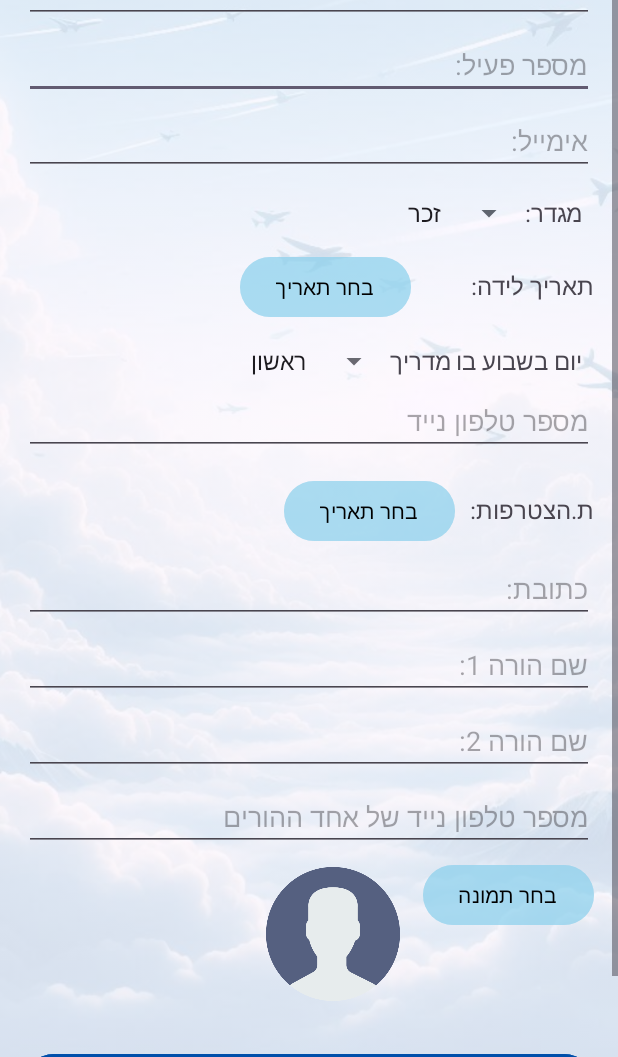
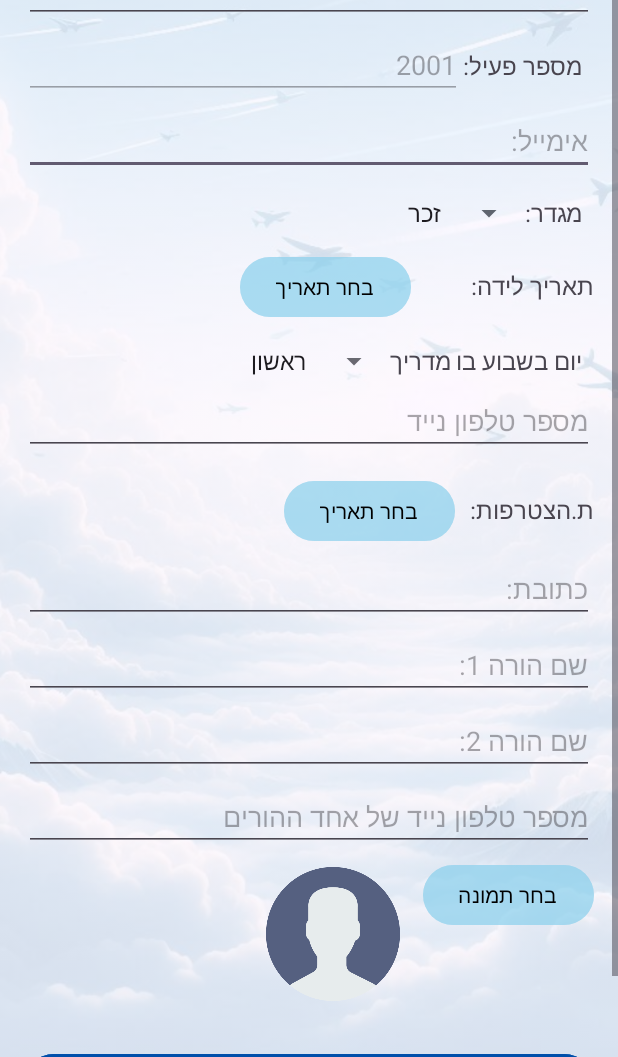
Before and after one commit to Avivit22/FinalProject, an Android app: the AddGuideActivity screen opened directly, with no data from a screen before it, on a phone screen of 412 x 824 dp, the part 179-1236 px from its top. Run offline under Robolectric (Android 15) with nearby library versions, the phone set to English and light mode, and no system bars; our stand-ins replace Firebase (no records; nobody signed in at launch, a user with empty details on screens opened directly).

Commit message:
feat: add auto-generated active number for guides (2001+) and students (1001+).

```diff
--- a/app/src/main/java/com/example/myapplicationt1/AddGuideActivity.java
+++ b/app/src/main/java/com/example/myapplicationt1/AddGuideActivity.java
@@ -113,6 +113,9 @@ public class AddGuideActivity extends AppCompatActivity {
         profileImage = findViewById(R.id.profileImage);
         uploadImageButton = findViewById(R.id.uploadImageButton);
 
+        // קרא לפונקציה לייצור מספר פעיל אוטומטי
+        generateNextActiveNumber();
+
         // לחיצה על לוגו מחזירה לעמוד הראשי
         ImageView logoImage = findViewById(R.id.logoImage);
         logoImage.setOnClickListener(v -> {
@@ -134,6 +137,8 @@ public class AddGuideActivity extends AppCompatActivity {
 
             startGuideAdditionProcess();
         });
+
+
     }
 
     /**
@@ -157,8 +162,8 @@ public class AddGuideActivity extends AppCompatActivity {
         String joinDate = joinDateButton.getText().toString();
 
         // ולידציה ראשונית
-        if (TextUtils.isEmpty(fullName) || TextUtils.isEmpty(activeNumber) || TextUtils.isEmpty(email) || TextUtils.isEmpty(phone)) {
-            Toast.makeText(this, "נא למלא שם מלא, מספר פעיל, מייל וטלפון", Toast.LENGTH_LONG).show();
+        if (TextUtils.isEmpty(fullName) || TextUtils.isEmpty(email) || TextUtils.isEmpty(phone)) {
+            Toast.makeText(this, "נא למלא שם מלא, מייל וטלפון", Toast.LENGTH_LONG).show();
             return;
         }
         if (!Patterns.EMAIL_ADDRESS.matcher(email).matches()) {
@@ -318,4 +323,47 @@ public class AddGuideActivity extends AppCompatActivity {
         intent.setType("image/*");
         imagePickerLauncher.launch(intent);
     }
+
+
+    /**
+     * פונקציה ליצירת מספר פעיל אוטומטי (מתחיל מ-2001)
+     */
+    private void generateNextActiveNumber() {
+        db.collection("users")
+                .whereEqualTo("userType", "guide") // סינון רק מדריכים
+                .get()
+                .addOnSuccessListener(queryDocumentSnapshots -> {
+                    int minStart = 2000; // מתחילים מ-2000 כדי שהראשון יהיה 2001
+                    int maxNumber = minStart;
+
+                    for (var doc : queryDocumentSnapshots.getDocuments()) {
+                        String numberStr = doc.getString("activeNumber");
+                        if (numberStr != null && !numberStr.isEmpty()) {
+                            try {
+                                int number = Integer.parseInt(numberStr);
+                                if (number > maxNumber) {
+                                    maxNumber = number;
+                                }
+                            } catch (NumberFormatException e) {
+                                Log.w(TAG, "activeNumber is not a valid integer: " + numberStr);
+                            }
+                        }
+                    }
+
+                    int newNumber = maxNumber + 1;
+                    activeNumberInput.setText(String.valueOf(newNumber));
+                    activeNumberInput.setEnabled(false); // נעול לשינויים
+                    Log.d(TAG, "New activeNumber for guide generated: " + newNumber);
+                })
+                .addOnFailureListener(e -> {
+                    Log.e(TAG, "Failed to fetch guide active numbers", e);
+                    int fallbackNumber = 2001;
+                    activeNumberInput.setText(String.valueOf(fallbackNumber));
+                    activeNumberInput.setEnabled(false);
+                    Toast.makeText(this, "בעיה בקבלת מספר פעיל - הוקצה ברירת מחדל " + fallbackNumber, Toast.LENGTH_LONG).show();
+                });
+    }
+
+
+
 }
--- a/app/src/main/res/layout/add_guide.xml
+++ b/app/src/main/res/layout/add_guide.xml
@@ -75,17 +75,34 @@
                 android:layout_marginBottom="5dp"
                 android:inputType="text|textCapSentences"
                 android:textDirection="rtl"
-                android:gravity="right"
-                />
+                android:gravity="right" />
 
             <!-- מספר פעיל -->
-            <EditText
-                android:id="@+id/activeNumberInput"
+            <LinearLayout
+                android:orientation="horizontal"
                 android:layout_width="match_parent"
                 android:layout_height="wrap_content"
-                android:hint="@string/activenumber"
-                android:inputType="number"
-                android:layout_marginBottom="5dp"/>
+                android:gravity="end"
+                android:layout_marginBottom="5dp">
+
+                <EditText
+                    android:id="@+id/activeNumberInput"
+                    android:layout_width="0dp"
+                    android:layout_height="wrap_content"
+                    android:layout_weight="1"
+                    android:inputType="number"
+                    android:enabled="false"
+                    android:gravity="end"/>
+
+                <TextView
+                    android:layout_width="wrap_content"
+                    android:layout_height="wrap_content"
+                    android:text="מספר פעיל:"
+                    android:gravity="center_vertical"
+                    android:layout_marginEnd="8dp"
+                    android:textSize="16dp"/>
+            </LinearLayout>
+
 
             <!-- שדה מייל -->
             <EditText
```
Also changed, not shown: app/src/main/java/com/example/myapplicationt1/AddStudentActivity.java (+42 -0 lines), app/src/main/res/layout/add_student.xml (+23 -6 lines).
